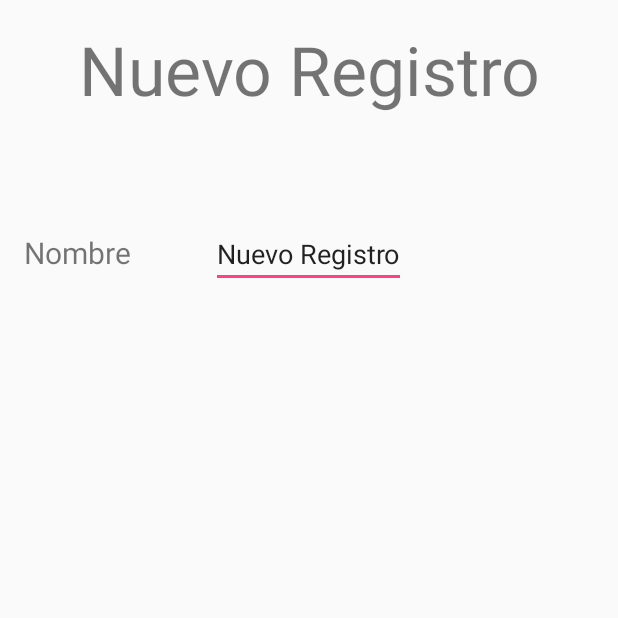
After one commit to juanpedrog/Final, an Android app: the Registro screen opened directly, with no data from a screen before it, on a phone screen of 412 x 824 dp, the top half of it. The commit adds this screen. Run offline under Robolectric (Android 15) with nearby library versions, the phone set to English and light mode, and no system bars.

Commit message:
Programacion del boton de nuevo registro, creacion de la activity "Registro"

```diff
--- a/app/build.gradle
+++ b/app/build.gradle
@@ -23,4 +23,5 @@ dependencies {
     compile fileTree(dir: 'libs', include: ['*.jar'])
     testCompile 'junit:junit:4.12'
     compile 'com.android.support:appcompat-v7:23.3.0'
+    compile 'com.google.android.gms:play-services-appindexing:8.1.0'
 }
--- /dev/null
+++ b/app/src/main/java/com/afinal/aplicacion/juanpedrog/recordatorio/Registro.java
@@ -0,0 +1,13 @@
+package com.afinal.aplicacion.juanpedrog.recordatorio;
+
+import android.support.v7.app.AppCompatActivity;
+import android.os.Bundle;
+
+public class Registro extends AppCompatActivity {
+
+    @Override
+    protected void onCreate(Bundle savedInstanceState) {
+        super.onCreate(savedInstanceState);
+        setContentView(R.layout.activity_registro);
+    }
+}
--- /dev/null
+++ b/app/src/main/res/layout/activity_registro.xml
@@ -0,0 +1,37 @@
+<?xml version="1.0" encoding="utf-8"?>
+<RelativeLayout xmlns:android="http://schemas.android.com/apk/res/android"
+    xmlns:tools="http://schemas.android.com/tools"
+    android:layout_width="match_parent"
+    android:layout_height="wrap_content"
+    android:paddingBottom="@dimen/activity_vertical_margin"
+    android:paddingLeft="@dimen/activity_horizontal_margin"
+    android:paddingRight="@dimen/activity_horizontal_margin"
+    android:paddingTop="@dimen/activity_vertical_margin"
+    tools:context="com.afinal.aplicacion.juanpedrog.recordatorio.Registro">
+    <TextView
+        android:layout_width="match_parent"
+        android:layout_height="wrap_content"
+        android:text="@string/btnRegistros"
+        android:textSize="45sp"
+        android:gravity="center"
+        android:id="@+id/Titulo" />
+    <TextView
+        android:layout_width="wrap_content"
+        android:layout_height="wrap_content"
+        android:text="@string/nombre"
+        android:id="@+id/textView"
+        android:textSize="20dp"
+        android:layout_alignBaseline="@+id/editText"
+        android:layout_alignBottom="@+id/editText"
+        android:layout_alignParentLeft="true"
+        android:layout_alignParentStart="true" />
+    <EditText
+        android:layout_width="wrap_content"
+        android:layout_height="wrap_content"
+        android:text="@string/btnRegistros"
+        android:id="@+id/editText"
+        android:layout_below="@+id/Titulo"
+        android:layout_centerHorizontal="true"
+        android:layout_marginTop="70dp" />
+
+</RelativeLayout>
--- a/app/src/main/res/values/strings.xml
+++ b/app/src/main/res/values/strings.xml
@@ -3,4 +3,7 @@
     <string name="principal">PAGINA PRINCIPAL</string>
     <string name="btnRegistros">Nuevo Registro</string>
     <string name="btnConsulta">Consultar Registros</string>
+    <string name="nombre">Nombre</string>
+    <string name="articulo">Articulo</string>
+    <string name="fecha">Fecha a devolver</string>
 </resources>
```
Also changed, not shown: app/src/main/AndroidManifest.xml (+11 -0 lines), app/src/main/java/com/afinal/aplicacion/juanpedrog/recordatorio/MainActivity.java (+73 -1 lines).
